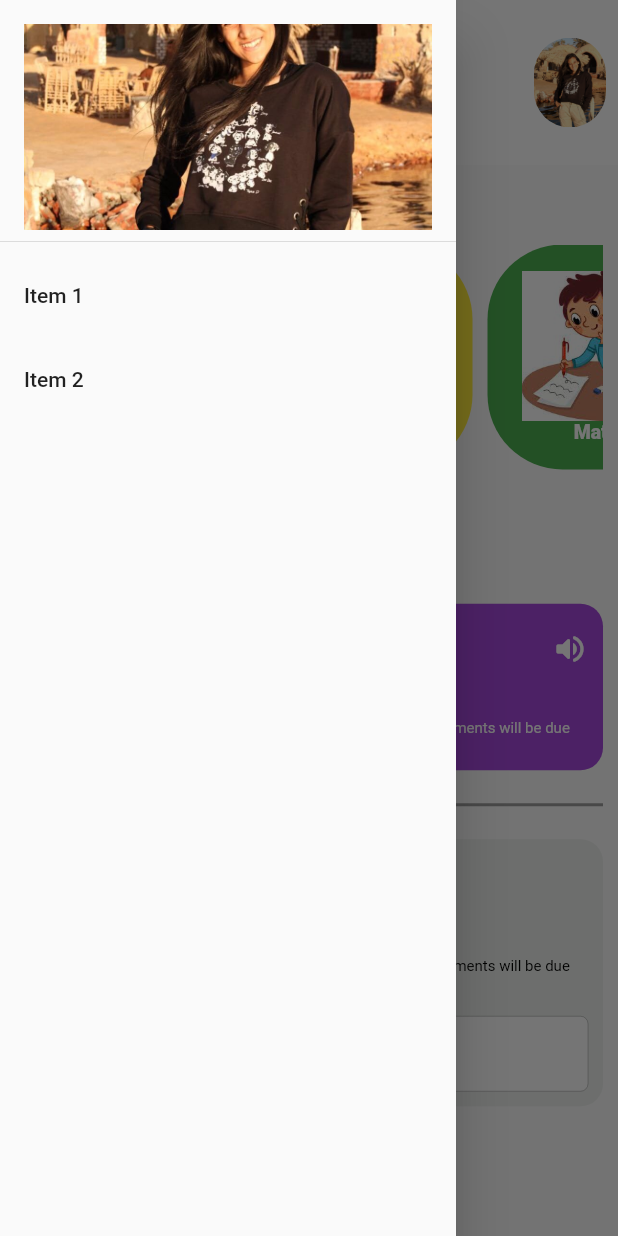
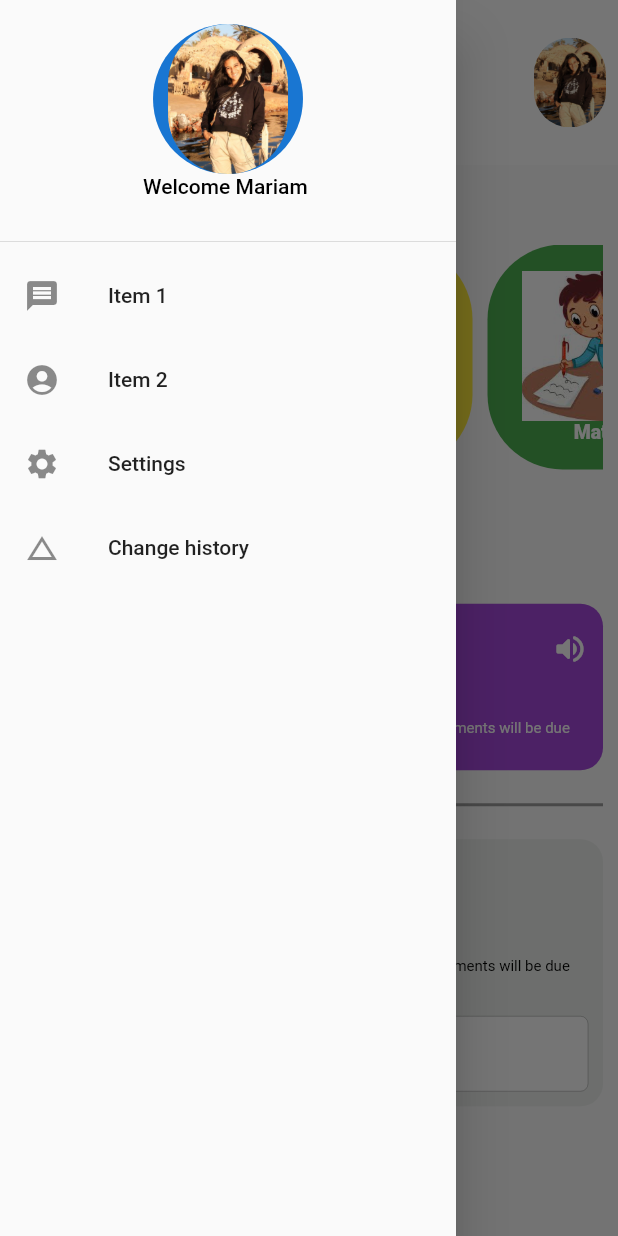
Before and after one commit to Mariam2waleed/TutorApp, a Flutter app: the HomePage screen opened directly, with the side drawer open, on a phone screen of 412 x 824 dp. Run offline on Flutter 3.47's test engine with Material 2 defaults, Android fonts, the phone set to English and light mode, and no system bars; our stand-ins replace accordion, animated_splash_screen, curved_navigation_bar, file_picker, flutter_spinkit, flutter_svg and 1 more; project files that could hold a hidden picture were left out.

Commit message:
app Drawer

```diff
--- a/lib/components/AppDrawer.dart
+++ b/lib/components/AppDrawer.dart
@@ -1,13 +1,5 @@
-import 'package:curved_navigation_bar/curved_navigation_bar.dart';
 import 'package:flutter/material.dart';
-import 'package:flutter_svg/flutter_svg.dart';
 import 'package:tutor/components/comp.dart';
-import 'package:tutor/pages/Classwork.dart';
-import 'package:tutor/pages/Inbox.dart';
-import 'package:tutor/pages/Home.dart';
-import 'package:tutor/pages/Notification.dart';
-import 'package:tutor/pages/Profile.dart';
-import 'package:tutor/pages/Schedule.dart';
 
 import '../service/store.dart';
 
@@ -20,48 +12,32 @@ class _AppDrawerState extends State<AppDrawer> {
   @override
   Widget build(BuildContext context) {
     return Drawer(
-        child: ListView(children: <Widget>[
+        child: ListView(padding: EdgeInsets.zero, children: <Widget>[
       DrawerHeader(
-          child: Image.asset(currUser!.profileImage, fit: BoxFit.fitWidth)),
-      const ListTile(
-        title: Text("Item 1"),
-      ),
-      const ListTile(
-        title: Text("Item 2"),
-      )
+          child: Column(children: [
+        CircleAvatar(
+            radius: 50,
+            child: ClipRRect(
+                borderRadius: BorderRadius.circular(50),
+                child:
+                    Image.asset(currUser!.profileImage, fit: BoxFit.fitWidth))),
+        // Image.asset(currUser!.profileImage, fit: BoxFit.fitWidth),
+        Text('Welcome ${currUser!.fname}', style: TextStyle(color: black))
+      ])),
+      Column(children: [
+        const ListTile(leading: Icon(Icons.message), title: Text("Item 1")),
+        const ListTile(
+            leading: Icon(Icons.account_circle), title: Text("Item 2")),
+        const ListTile(leading: Icon(Icons.settings), title: Text('Settings')),
+        ListTile(
+            leading: const Icon(Icons.change_history),
+            title: const Text('Change history'),
+            onTap: () => {
+                  // change app state...
+                  Navigator.pop(context) // close the drawer
+                })
+      ])
     ]));
   }
 }
 /////////////////////////////////////////////////////////////////////////////////////////////////////////////////////
-
-//  Drawer AppDrawer() {
-//     return Drawer(
-//           child: ListView(padding: EdgeInsets.zero, children: const <Widget>[
-//         DrawerHeader(
-//             decoration: BoxDecoration(color: Colors.amber),
-//             child: Text(' Welcome ',
-//                 style: TextStyle(
-//                   color: Colors.white,
-//                   fontSize: 24,
-//                 ))),
-//         ListTile(
-//           leading: Icon(Icons.message),
-//           title: Text('Messages'),
-//         ),
-//         ListTile(
-//           // leading: Icon(Icons.account_circle),
-//           title: Text('Profile'),
-//         ),
-//         ListTile(
-//           leading: Icon(Icons.settings),
-//           title: Text('Settings'),
-//         ),
-//         ListTile(
-//           leading: const Icon(Icons.change_history),
-//           title: const Text('Change history'),
-//           // onTap: () => {
-//           //   // change app state...
-//           //   Navigator.pop(context); // close the drawer
-//           // };
-//         )
-//       ]));
```
